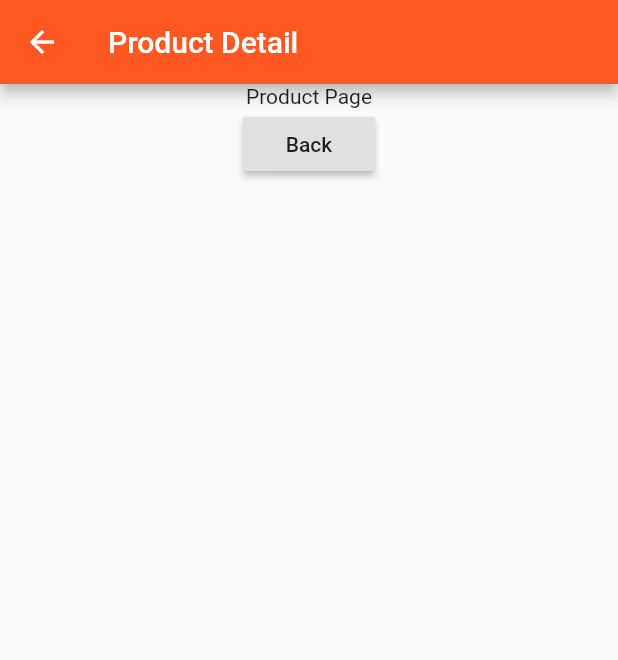
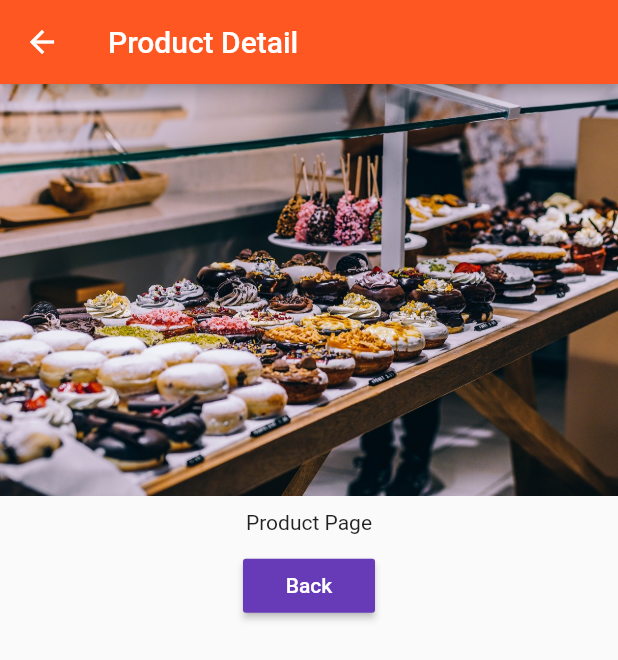
Before and after one commit to godcrampy/flutter-udemy-course, a Flutter app: the ProductPage screen opened directly, on a phone screen of 412 x 824 dp. Shown: the top 660 px of the screen. Run offline on Flutter 3.47's test engine with Material 2 defaults, Android fonts, the phone set to English and light mode, and no system bars.

Commit message:
UI fixes

```diff
--- a/lib/pages/product.dart
+++ b/lib/pages/product.dart
@@ -8,9 +8,14 @@ class ProductPage extends StatelessWidget {
           title: Text('Product Detail'),
         ),
         body: Center(
-          child: Column(children: [
-            Text('Product Page'),
+          child:
+              Column(crossAxisAlignment: CrossAxisAlignment.center, children: [
+            Image.asset('assets/food.jpg'),
+            Container(
+                padding: EdgeInsets.all(10.0), child: Text('Product Page')),
             RaisedButton(
+              color: Theme.of(context).accentColor,
+              textColor: Colors.white,
               child: Text('Back'),
               onPressed: () => Navigator.pop(context),
             )
```
